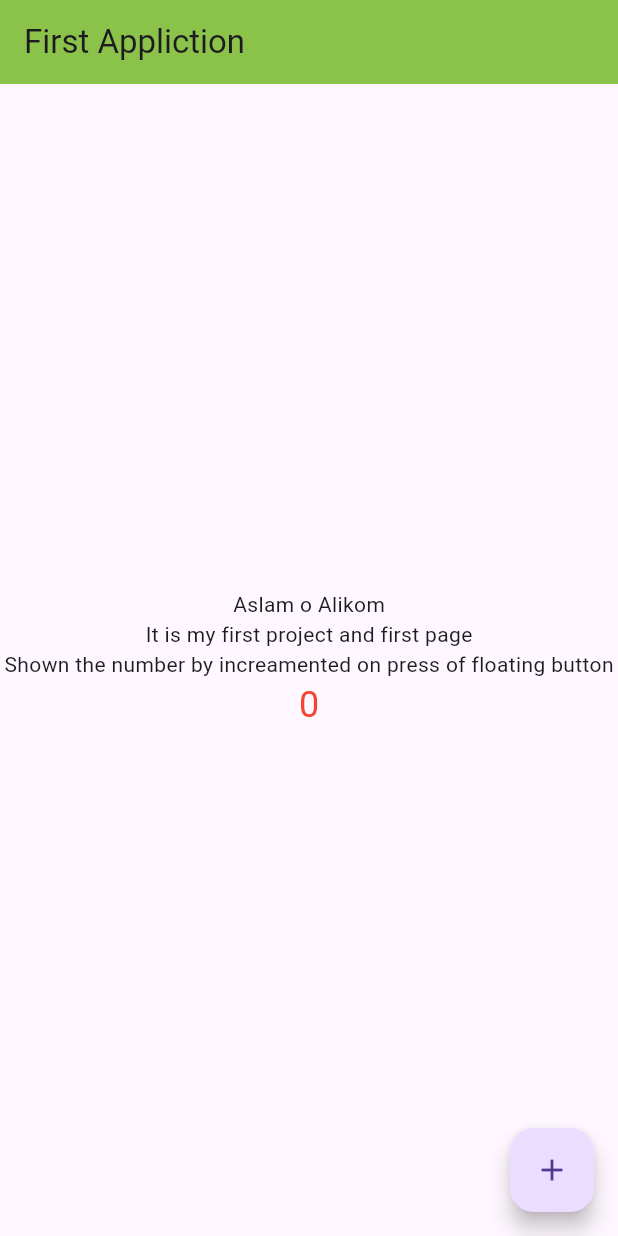
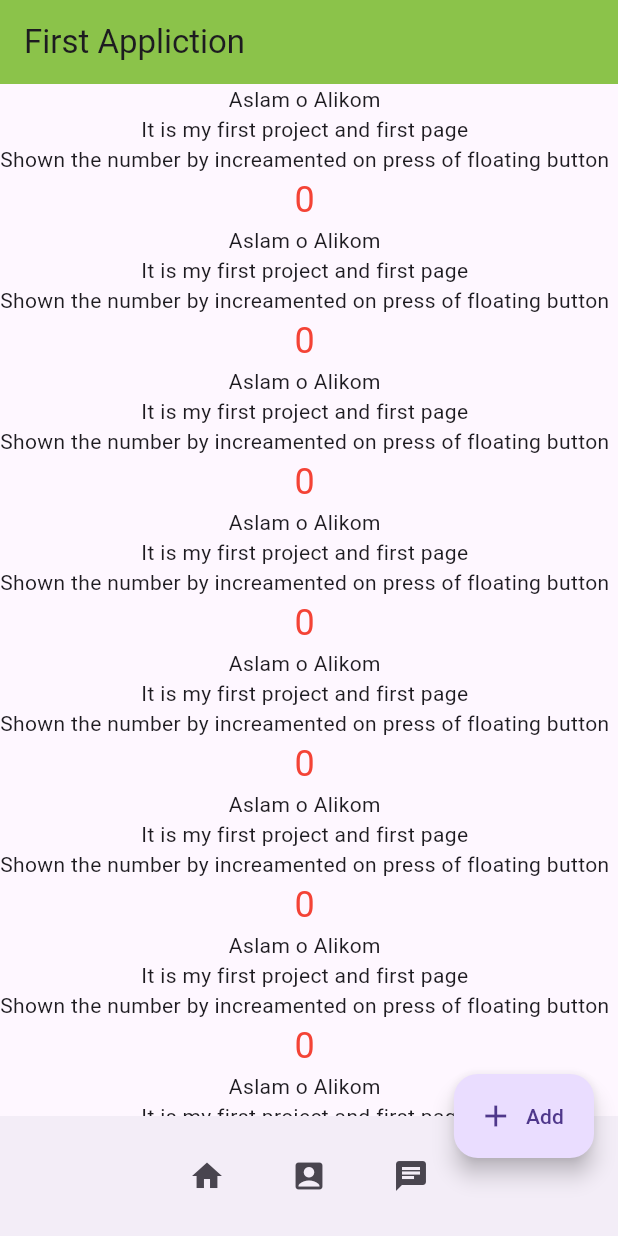
Before and after one commit to AbdulRauf67/flutter_RoadMap_app, a Flutter app: the screen it shows after launch, on a phone screen of 412 x 824 dp. Run offline on Flutter 3.47's test engine with Material 3 defaults, Android fonts, the phone set to English and light mode, and no system bars.

Commit message:
bottom Navigation Bar, Floating Point Button, Text Views, Sigle Scroll View

```diff
--- a/lib/uiScreens/home.dart
+++ b/lib/uiScreens/home.dart
@@ -64,7 +64,8 @@ class _StateClass extends State<FirstPage>{
         title: Text('First Appliction'),
         backgroundColor: Colors.lightGreen,
       ),
-      body: Center(
+      body: SafeArea(
+        child:SingleChildScrollView(
         child: Column(
           mainAxisAlignment: MainAxisAlignment.center,
           children: [
@@ -72,15 +73,98 @@ class _StateClass extends State<FirstPage>{
             Text('It is my first project and first page'),
             Text('Shown the number by increamented on press of floating button'),
             Text('$counter',style: TextStyle(fontSize: 24,color: Colors.red),),
+            Text('Aslam o Alikom'),
+            Text('It is my first project and first page'),
+            Text('Shown the number by increamented on press of floating button'),
+            Text('$counter',style: TextStyle(fontSize: 24,color: Colors.red),),
+            Text('Aslam o Alikom'),
+            Text('It is my first project and first page'),
+            Text('Shown the number by increamented on press of floating button'),
+            Text('$counter',style: TextStyle(fontSize: 24,color: Colors.red),),
+            Text('Aslam o Alikom'),
+            Text('It is my first project and first page'),
+            Text('Shown the number by increamented on press of floating button'),
+            Text('$counter',style: TextStyle(fontSize: 24,color: Colors.red),),
+            Text('Aslam o Alikom'),
+            Text('It is my first project and first page'),
+            Text('Shown the number by increamented on press of floating button'),
+            Text('$counter',style: TextStyle(fontSize: 24,color: Colors.red),),
+            Text('Aslam o Alikom'),
+            Text('It is my first project and first page'),
+            Text('Shown the number by increamented on press of floating button'),
+            Text('$counter',style: TextStyle(fontSize: 24,color: Colors.red),),
+            Text('Aslam o Alikom'),
+            Text('It is my first project and first page'),
+            Text('Shown the number by increamented on press of floating button'),
+            Text('$counter',style: TextStyle(fontSize: 24,color: Colors.red),),
+            Text('Aslam o Alikom'),
+            Text('It is my first project and first page'),
+            Text('Shown the number by increamented on press of floating button'),
+            Text('$counter',style: TextStyle(fontSize: 24,color: Colors.red),),
+            Text('Aslam o Alikom'),
+            Text('It is my first project and first page'),
+            Text('Shown the number by increamented on press of floating button'),
+            Text('$counter',style: TextStyle(fontSize: 24,color: Colors.red),),
+            Text('Aslam o Alikom'),
+            Text('It is my first project and first page'),
+            Text('Shown the number by increamented on press of floating button'),
+            Text('$counter',style: TextStyle(fontSize: 24,color: Colors.red),),
+            Text('Aslam o Alikom'),
+            Text('It is my first project and first page'),
+            Text('Shown the number by increamented on press of floating button'),
+            Text('$counter',style: TextStyle(fontSize: 24,color: Colors.red),),
+            Text('Aslam o Alikom'),
+            Text('It is my first project and first page'),
+            Text('Shown the number by increamented on press of floating button'),
+            Text('$counter',style: TextStyle(fontSize: 24,color: Colors.red),),Text('Aslam o Alikom'),
+            Text('It is my first project and first page'),
+            Text('Shown the number by increamented on press of floating button'),
+            Text('$counter',style: TextStyle(fontSize: 24,color: Colors.red),),Text('Aslam o Alikom'),
+            Text('It is my first project and first page'),
+            Text('Shown the number by increamented on press of floating button'),
+            Text('$counter',style: TextStyle(fontSize: 24,color: Colors.red),),
+            Text('Aslam o Alikom'),
+            Text('It is my first project and first page'),
+            Text('Shown the number by increamented on press of floating button'),
+            Text('$counter',style: TextStyle(fontSize: 24,color: Colors.red),),
+            Text('Aslam o Alikom'),
+            Text('It is my first project and first page'),
+            Text('Shown the number by increamented on press of floating button'),
+            Text('$counter',style: TextStyle(fontSize: 24,color: Colors.red),),
+
+
+
 
           ],
         ),
       ),
+      ),
 
-      floatingActionButton: FloatingActionButton(
+      floatingActionButtonLocation: FloatingActionButtonLocation.endDocked,
+      floatingActionButton: FloatingActionButton.extended(
         onPressed: _Increment,
+        label: Text("Add"),
+        icon: Icon(Icons.add),
+      ),
 
-        child: Icon(Icons.add),
+      bottomNavigationBar: BottomAppBar(
+        child: Row(
+          mainAxisAlignment: MainAxisAlignment.center,
+          children: [
+            IconButton(onPressed: (){},
+                icon: Icon(Icons.home,)),
+            Padding(
+              padding: EdgeInsets.fromLTRB(10, 0 , 10, 0),
+            ),
+            IconButton(onPressed: (){},
+                icon: Icon(Icons.account_box,)),
+            Padding(
+              padding: EdgeInsets.fromLTRB(10, 0 , 10, 0),
+            ),
+            IconButton(onPressed: (){},
+                icon: Icon(Icons.chat,))
+          ],
+        ),
       ),
     );
   }
```
